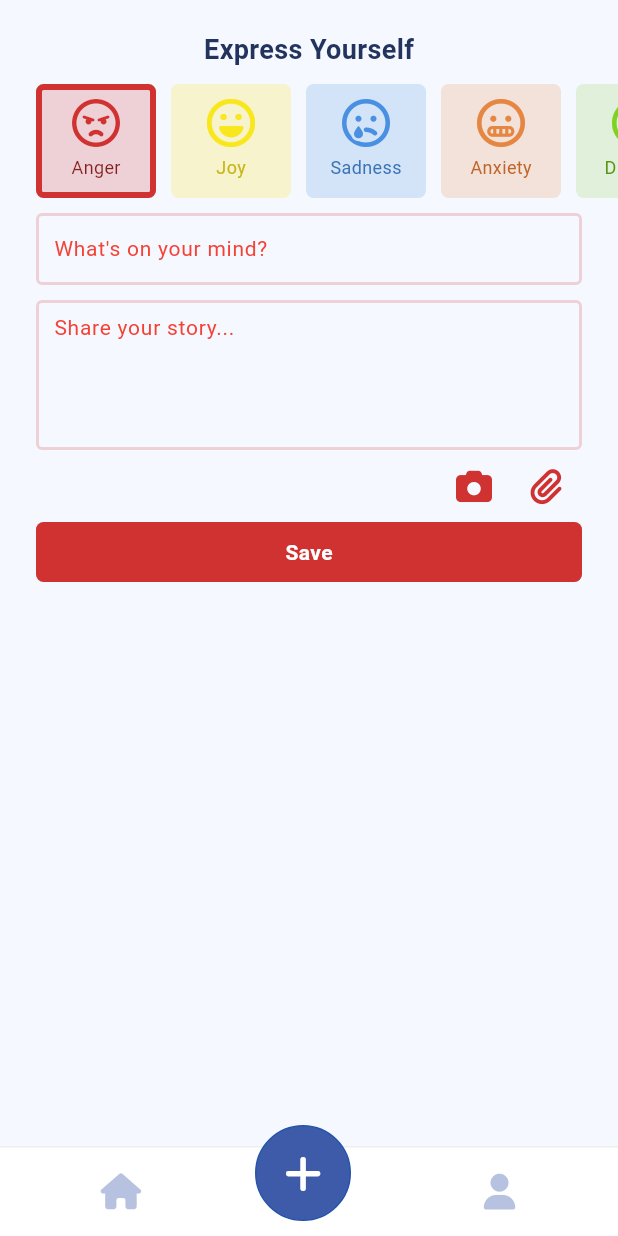
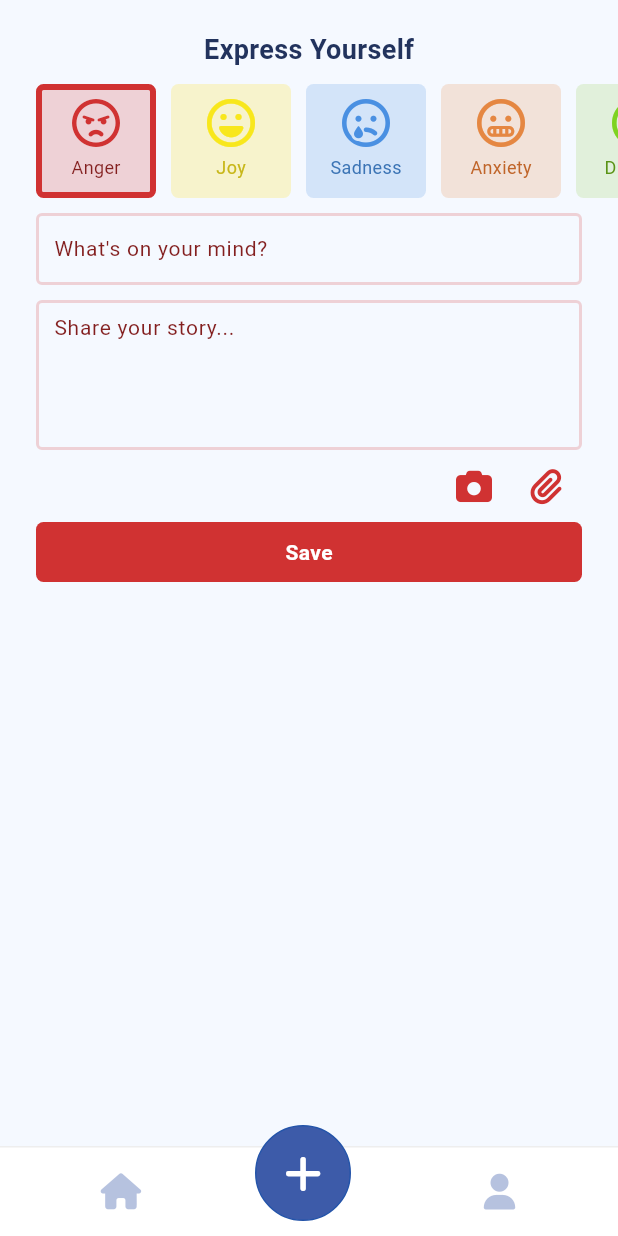
Before and after one commit to kimabraham/mood_tracker, a Flutter app: the MainNavigationScreen screen opened directly with empty values, item 2 of the bottom bar chosen, on a phone screen of 412 x 824 dp. Run offline on Flutter 3.47's test engine with Material 3 defaults, Android fonts, the phone set to English and light mode, and no system bars; our stand-ins replace cloud_firestore, firebase_auth, firebase_core, firebase_storage, flutter_riverpod, font_awesome_flutter and 2 more; accounts and stored records are empty.

Commit message:
remove post

```diff
--- a/lib/common/main_navigation/main_navigation_screen.dart
+++ b/lib/common/main_navigation/main_navigation_screen.dart
@@ -30,15 +30,13 @@ class _MainNavigationScreenState extends ConsumerState<MainNavigationScreen> {
     final onTap = ref.read(navigationProvider.notifier).setIndex;
 
     return Scaffold(
-      body: Stack(
+      body: selectedIndex == 1
+          ? const PostAddScreen()
+          : Stack(
               children: [
                 Offstage(
                   offstage: selectedIndex != 0,
                   child: const PostsListScreen(),
-          ),
-          Offstage(
-            offstage: selectedIndex != 1,
-            child: const PostAddScreen(),
                 ),
                 Offstage(
                   offstage: selectedIndex != 2,
--- a/lib/features/posts/views/posts_list_screen.dart
+++ b/lib/features/posts/views/posts_list_screen.dart
@@ -41,7 +41,9 @@ class _PostsListScreenState extends ConsumerState<PostsListScreen> {
                 vertical: Sizes.size20,
               ),
               child: CupertinoSearchTextField(
-                onChanged: (value) {},
+                onChanged: (value) {
+                  ref.read(postProvider.notifier).searchPost(value);
+                },
               ),
             ),
             postsAsyncValue.when(
--- a/lib/features/posts/views/widgets/post_add_input.dart
+++ b/lib/features/posts/views/widgets/post_add_input.dart
@@ -29,8 +29,7 @@ class PostAddInput extends ConsumerStatefulWidget {
 class _PostAddInputState extends ConsumerState<PostAddInput> {
   @override
   Widget build(BuildContext context) {
-    final hasError = widget.validator != null &&
-        widget.validator!(widget.controller.text) != null;
+    final currentEmotion = ref.read(postFormProvider).emotion;
 
     return TextFormField(
       controller: widget.controller,
@@ -39,7 +38,7 @@ class _PostAddInputState extends ConsumerState<PostAddInput> {
       onChanged: widget.onChanged,
       validator: widget.validator,
       style: TextStyle(
-        color: MoodColors.darkPrimaryColors[ref.read(postFormProvider).emotion],
+        color: MoodColors.darkPrimaryColors[currentEmotion],
         fontSize: Sizes.size14,
       ),
       decoration: InputDecoration(
@@ -50,36 +49,30 @@ class _PostAddInputState extends ConsumerState<PostAddInput> {
         counterText: '',
         hintText: widget.hintText,
         hintStyle: TextStyle(
-            fontSize: Sizes.size14,
-            color: hasError
-                ? Colors.red
-                : MoodColors
-                    .darkPrimaryColors[ref.read(postFormProvider).emotion]),
+          fontSize: Sizes.size14,
+          color: MoodColors.darkPrimaryColors[currentEmotion],
+        ),
         border: OutlineInputBorder(
           borderSide: BorderSide(
             width: Sizes.size2,
             style: BorderStyle.solid,
-            color: MoodColors
-                    .opacityPrimaryColors[ref.read(postFormProvider).emotion] ??
-                Colors.grey,
+            color:
+                MoodColors.opacityPrimaryColors[currentEmotion] ?? Colors.grey,
           ),
         ),
         enabledBorder: OutlineInputBorder(
           borderSide: BorderSide(
             width: Sizes.size2,
             style: BorderStyle.solid,
-            color: MoodColors
-                    .opacityPrimaryColors[ref.read(postFormProvider).emotion] ??
-                Colors.grey,
+            color:
+                MoodColors.opacityPrimaryColors[currentEmotion] ?? Colors.grey,
           ),
         ),
         focusedBorder: OutlineInputBorder(
           borderSide: BorderSide(
             width: Sizes.size2,
             style: BorderStyle.solid,
-            color:
-                MoodColors.primaryColors[ref.read(postFormProvider).emotion] ??
-                    Colors.grey,
+            color: MoodColors.primaryColors[currentEmotion] ?? Colors.grey,
           ),
         ),
         errorBorder: const OutlineInputBorder(
@@ -93,9 +86,7 @@ class _PostAddInputState extends ConsumerState<PostAddInput> {
           borderSide: BorderSide(
             width: Sizes.size2,
             style: BorderStyle.solid,
-            color:
-                MoodColors.primaryColors[ref.read(postFormProvider).emotion] ??
-                    Colors.grey,
+            color: MoodColors.primaryColors[currentEmotion] ?? Colors.grey,
           ),
         ),
         errorStyle: const TextStyle(
```
Also changed, not shown: lib/features/posts/repositories/post_repo.dart (+28 -1 lines), lib/features/posts/view_models/post_vm.dart (+48 -0 lines), lib/features/posts/views/widgets/post_card.dart (+5 -3 lines), 1 other file. Lines whose indentation alone changed are shown as unchanged.
